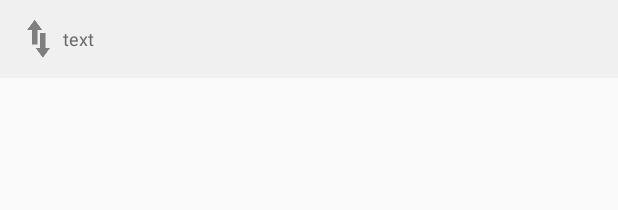
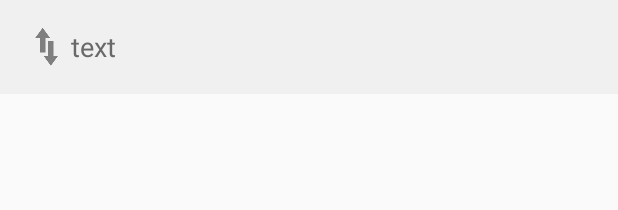
Before and after one commit to laalex/zonglist_app, an Android app: the layout single_song_list.xml on its own in the app's theme, with its tools: preview values and no code run, on a phone screen of 412 x 824 dp. Shown: the top 210 px of the screen. Run offline under Robolectric (Android 15) with nearby library versions, the phone set to English and light mode, and no system bars.

Commit message:
Fixed bugs
- fixed DialogProgress problems
- fixed file downloads ( single / playlist )
- added some interface tweaks

```diff
--- a/zongList/src/main/java/com/zonglist/library/LoginAsync.java
+++ b/zongList/src/main/java/com/zonglist/library/LoginAsync.java
@@ -45,9 +45,8 @@ public class LoginAsync extends AsyncTask<String,JSONObject,JSONObject> {
         // check for login response
         try {
 
-            Log.e("JSON",json.getString("logged_in"));
+
             if ((json.getString("logged_in") != null) && (!json.getString("logged_in").equals("false"))) {
-                Log.e("Got into creating db","1");
                 //We are logged in -> Add the user to the database and head to the dashboard
                 JSONObject user = json.getJSONObject("user");
                 UserFunctions userFunction = new UserFunctions();
--- a/zongList/src/main/java/com/zonglist/library/UserFunctions.java
+++ b/zongList/src/main/java/com/zonglist/library/UserFunctions.java
@@ -35,8 +35,7 @@ public class UserFunctions {
         params.add(new BasicNameValuePair("user", email));
         params.add(new BasicNameValuePair("pass", password));
         JSONObject json = jsonParser.getJSONFromUrl(loginURL, params);
-        // return json
-        // Log.e("JSON", json.toString());
+        //Return result
         return json;
     }
 
--- a/zongList/src/main/res/layout/single_song_list.xml
+++ b/zongList/src/main/res/layout/single_song_list.xml
@@ -2,34 +2,25 @@
 
 <RelativeLayout xmlns:android="http://schemas.android.com/apk/res/android"
     android:orientation="vertical" android:layout_width="match_parent"
-    android:layout_height="match_parent">
+    android:layout_height="match_parent"
+    >
 
     <TextView
         android:layout_width="match_parent"
         android:layout_height="wrap_content"
         android:text="text"
         android:id="@+id/song_name"
-        android:layout_alignBaseline="@+id/view_playlist"
-        android:layout_alignBottom="@+id/view_playlist"
         android:layout_alignParentLeft="true"
         android:layout_alignParentStart="true"
         android:background="#f0f0f0"
-        android:padding="10dp"
+        android:padding="15dp"
+        android:paddingLeft="0dp"
         android:textColor="#696969"
-        android:textSize="12dp"
+        android:textSize="18dp"
+        android:shadowColor="#696969"
         android:textAlignment="gravity"
         android:gravity="center_vertical"
-        android:drawableLeft="@drawable/ic_action_import_export"
-        android:layout_toLeftOf="@+id/view_playlist" />
+        android:drawableLeft="@drawable/ic_action_import_export" />
 
-    <!--
-    <Button
-        android:layout_width="wrap_content"
-        android:id="@+id/view_playlist"
-        android:text="View playlist"
-        android:layout_height="wrap_content"
-        android:layout_alignParentEnd="false"
-        android:layout_alignParentRight="true"
-        android:layout_alignParentTop="true" />
-    -->
+
 </RelativeLayout>
```
Also changed, not shown: zongList/src/main/java/com/zonglist/SinglePlaylistAcvtivity.java (+26 -32 lines), zongList/src/main/res/layout/dash_playlist_item.xml (+7 -16 lines).
